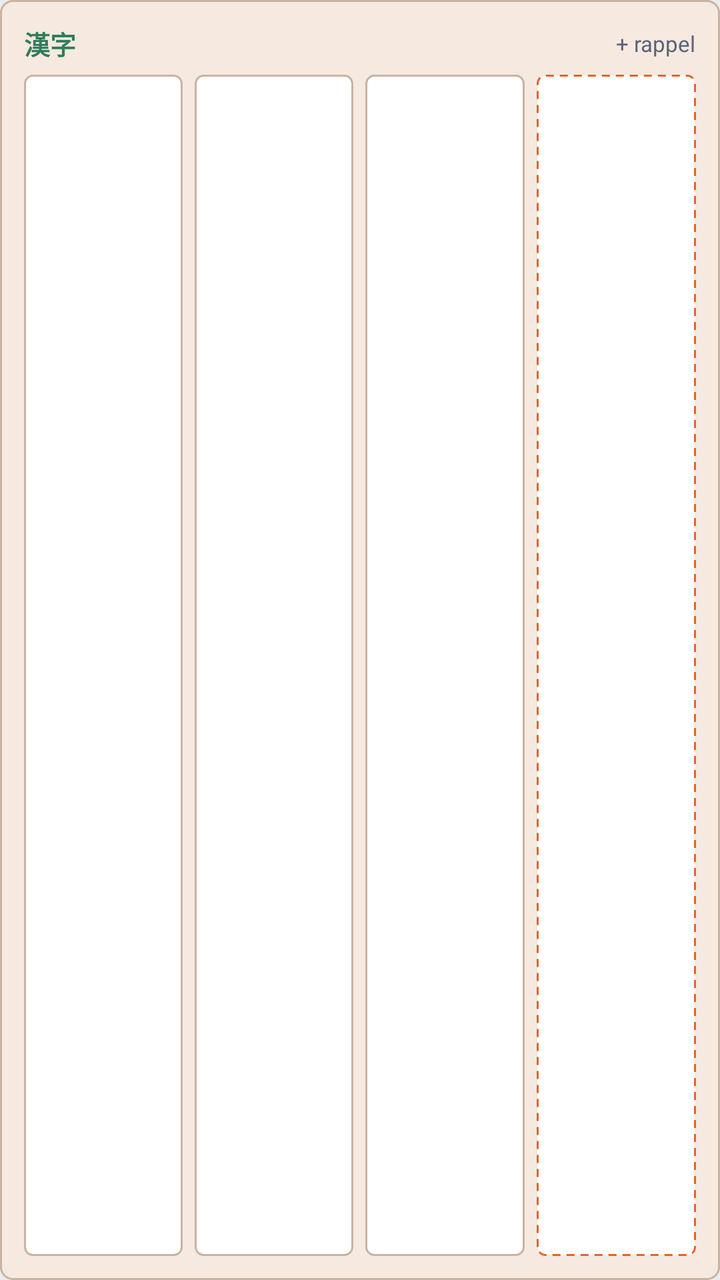
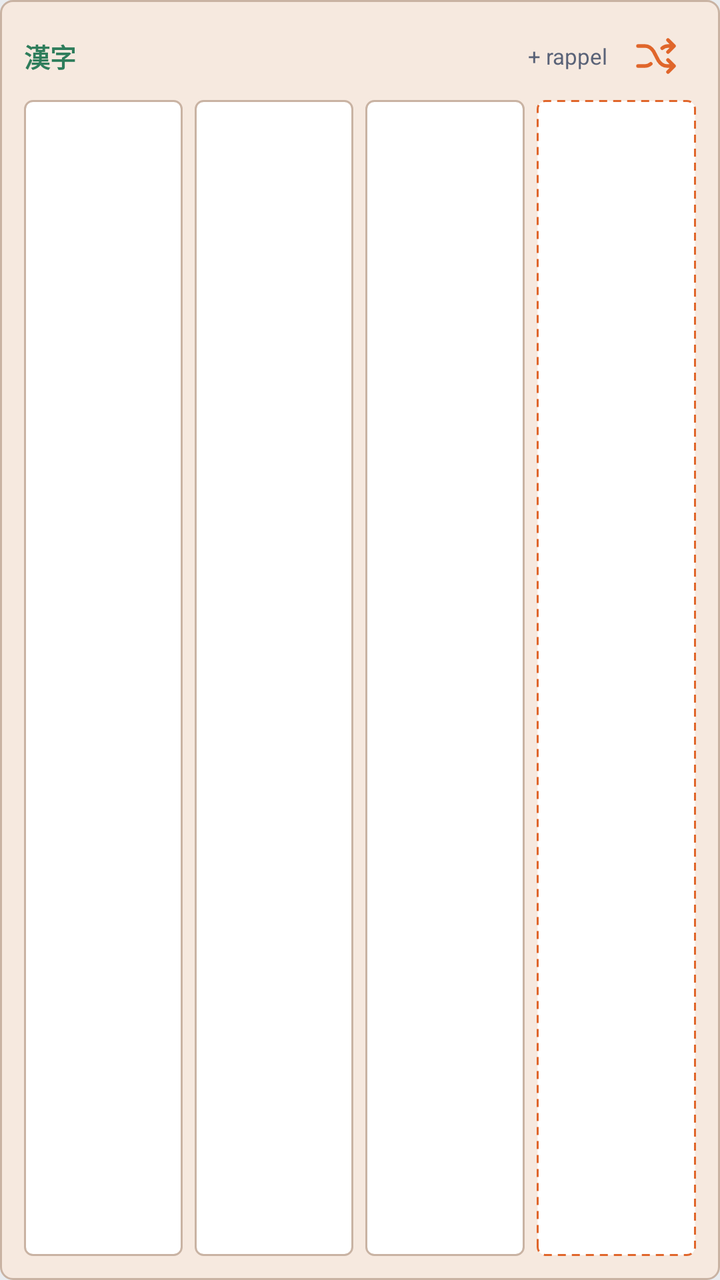

An Android layout rendered at two revisions. The XML below is the earlier revision; the diff shows what the commit changed to produce the second picture.
<!-- AndroidManifest.xml: application theme Theme.Nihongo -->
<!-- res/layout/widget_kanji.xml -->
<?xml version="1.0" encoding="utf-8"?>
<LinearLayout xmlns:android="http://schemas.android.com/apk/res/android"
    android:id="@+id/racine"
    android:layout_width="match_parent"
    android:layout_height="match_parent"
    android:background="@drawable/widget_fond"
    android:orientation="vertical"
    android:padding="12dp">
    <LinearLayout android:layout_width="match_parent" android:layout_height="wrap_content" android:orientation="horizontal"
        android:layout_marginBottom="6dp" android:gravity="center_vertical">
        <TextView android:layout_width="wrap_content" android:layout_height="wrap_content" android:text="漢字"
            android:textColor="@color/kanji" android:textSize="13sp" android:textStyle="bold" />
        <TextView android:id="@+id/date" android:layout_width="0dp" android:layout_weight="1" android:layout_height="wrap_content"
            android:layout_marginStart="8dp" android:textColor="@color/muted" android:textSize="12sp" />
        <TextView android:id="@+id/etiquette_rappel" android:layout_width="wrap_content" android:layout_height="wrap_content"
            android:text="+ rappel" android:textColor="@color/muted" android:textSize="11sp" />
    </LinearLayout>
    <TextView android:id="@+id/vide" android:layout_width="match_parent" android:layout_height="match_parent"
        android:gravity="center" android:text="@string/widget_vide" android:textColor="@color/muted"
        android:textSize="13sp" android:visibility="gone" />
    <LinearLayout
        android:id="@+id/cases"
        android:layout_width="match_parent"
        android:layout_height="match_parent"
        android:orientation="horizontal"
        android:baselineAligned="false">
        <LinearLayout
            android:id="@+id/case0"
            android:layout_width="0dp"
            android:layout_height="match_parent"
            android:layout_weight="1"
            android:layout_marginEnd="6dp"
            android:background="@drawable/case_fond"
            android:gravity="center"
            android:orientation="vertical"
            android:padding="4dp">
            <TextView android:id="@+id/k0" android:layout_width="wrap_content" android:layout_height="wrap_content"
                android:textColor="@color/kanji" android:textSize="32sp" android:includeFontPadding="false" />
            <TextView android:id="@+id/lect0" android:layout_width="match_parent" android:layout_height="wrap_content"
                android:gravity="center" android:maxLines="2" android:ellipsize="end"
                android:textColor="@color/muted" android:textSize="11sp" />
            <TextView android:id="@+id/sens0" android:layout_width="match_parent" android:layout_height="wrap_content"
                android:gravity="center" android:maxLines="2" android:ellipsize="end"
                android:textColor="@color/texte" android:textSize="11sp" />
        </LinearLayout>
        <LinearLayout
            android:id="@+id/case1"
            android:layout_width="0dp"
            android:layout_height="match_parent"
            android:layout_weight="1"
            android:layout_marginEnd="6dp"
            android:background="@drawable/case_fond"
            android:gravity="center"
            android:orientation="vertical"
            android:padding="4dp">
            <TextView android:id="@+id/k1" android:layout_width="wrap_content" android:layout_height="wrap_content"
                android:textColor="@color/kanji" android:textSize="32sp" android:includeFontPadding="false" />
            <TextView android:id="@+id/lect1" android:layout_width="match_parent" android:layout_height="wrap_content"
                android:gravity="center" android:maxLines="2" android:ellipsize="end"
                android:textColor="@color/muted" android:textSize="11sp" />
            <TextView android:id="@+id/sens1" android:layout_width="match_parent" android:layout_height="wrap_content"
                android:gravity="center" android:maxLines="2" android:ellipsize="end"
                android:textColor="@color/texte" android:textSize="11sp" />
        </LinearLayout>
        <LinearLayout
            android:id="@+id/case2"
            android:layout_width="0dp"
            android:layout_height="match_parent"
            android:layout_weight="1"
            android:layout_marginEnd="6dp"
            android:background="@drawable/case_fond"
            android:gravity="center"
            android:orientation="vertical"
            android:padding="4dp">
            <TextView android:id="@+id/k2" android:layout_width="wrap_content" android:layout_height="wrap_content"
                android:textColor="@color/kanji" android:textSize="32sp" android:includeFontPadding="false" />
            <TextView android:id="@+id/lect2" android:layout_width="match_parent" android:layout_height="wrap_content"
                android:gravity="center" android:maxLines="2" android:ellipsize="end"
                android:textColor="@color/muted" android:textSize="11sp" />
            <TextView android:id="@+id/sens2" android:layout_width="match_parent" android:layout_height="wrap_content"
                android:gravity="center" android:maxLines="2" android:ellipsize="end"
                android:textColor="@color/texte" android:textSize="11sp" />
        </LinearLayout>
        <LinearLayout
            android:id="@+id/case3"
            android:layout_width="0dp"
            android:layout_height="match_parent"
            android:layout_weight="1"
            android:background="@drawable/case_rappel"
            android:gravity="center"
            android:orientation="vertical"
            android:padding="4dp">
            <TextView android:id="@+id/k3" android:layout_width="wrap_content" android:layout_height="wrap_content"
                android:textColor="@color/quai" android:textSize="32sp" android:includeFontPadding="false" />
            <TextView android:id="@+id/lect3" android:layout_width="match_parent" android:layout_height="wrap_content"
                android:gravity="center" android:maxLines="2" android:ellipsize="end"
                android:textColor="@color/muted" android:textSize="11sp" />
            <TextView android:id="@+id/sens3" android:layout_width="match_parent" android:layout_height="wrap_content"
                android:gravity="center" android:maxLines="2" android:ellipsize="end"
                android:textColor="@color/texte" android:textSize="11sp" />
        </LinearLayout>
    </LinearLayout>
</LinearLayout>
<!-- resources referenced by this layout -->
<resources>
  <color name="kanji">#2E7D5B</color>
  <color name="muted">#5A6378</color>
  <color name="quai">#E0662B</color>
  <color name="texte">#1D2A44</color>
  <!-- drawable case_fond (drawable) -->
  <shape xmlns:android="http://schemas.android.com/apk/res/android" android:shape="rectangle">
      <solid android:color="@color/case_fond" />
      <stroke android:width="1dp" android:color="@color/cadre" />
      <corners android:radius="4dp" />
  </shape>
  <!-- drawable case_rappel (drawable) -->
  <shape xmlns:android="http://schemas.android.com/apk/res/android" android:shape="rectangle">
      <solid android:color="@color/case_fond" />
      <stroke android:width="1dp" android:color="@color/quai" android:dashWidth="4dp" android:dashGap="3dp" />
      <corners android:radius="4dp" />
  </shape>
  <!-- drawable widget_fond (drawable) -->
  <shape xmlns:android="http://schemas.android.com/apk/res/android" android:shape="rectangle">
      <solid android:color="@color/widget_fond" />
      <stroke android:width="1dp" android:color="@color/cadre" />
      <corners android:radius="6dp" />
  </shape>
  <string name="widget_vide">Ouvre l’appli une fois pour préparer tes kanji.</string>
  <style name="Theme.Nihongo" parent="android:Theme.Material.Light.NoActionBar">
          <item name="android:windowBackground">@color/fond</item>
          <item name="android:statusBarColor">@color/fond</item>
          <item name="android:navigationBarColor">@color/fond</item>
          <item name="android:windowLightStatusBar">true</item>
      </style>
  <color name="case_fond">#FFFFFF</color>
  <color name="cadre">#C9B3A3</color>
  <color name="widget_fond">#F6E9DF</color>
  <color name="fond">#E9ECEF</color>
</resources>

<!-- the commit's change to res/layout/widget_kanji.xml (unified diff, before → after) -->
@@ -8,12 +8,14 @@
     android:padding="12dp">
     <LinearLayout android:layout_width="match_parent" android:layout_height="wrap_content" android:orientation="horizontal"
         android:layout_marginBottom="6dp" android:gravity="center_vertical">
-        <TextView android:layout_width="wrap_content" android:layout_height="wrap_content" android:text="漢字"
+        <TextView android:layout_width="wrap_content" android:layout_height="wrap_content" android:text="@string/titre_kanji"
             android:textColor="@color/kanji" android:textSize="13sp" android:textStyle="bold" />
         <TextView android:id="@+id/date" android:layout_width="0dp" android:layout_weight="1" android:layout_height="wrap_content"
             android:layout_marginStart="8dp" android:textColor="@color/muted" android:textSize="12sp" />
         <TextView android:id="@+id/etiquette_rappel" android:layout_width="wrap_content" android:layout_height="wrap_content"
-            android:text="+ rappel" android:textColor="@color/muted" android:textSize="11sp" />
+            android:text="@string/plus_rappel" android:textColor="@color/muted" android:textSize="11sp" />
+        <ImageView android:id="@+id/melanger" android:layout_width="40dp" android:layout_height="32dp" android:layout_marginStart="4dp"
+            android:paddingStart="8dp" android:paddingEnd="8dp" android:src="@drawable/ic_melanger" android:contentDescription="@string/melanger" />
     </LinearLayout>
     <TextView android:id="@+id/vide" android:layout_width="match_parent" android:layout_height="match_parent"
         android:gravity="center" android:text="@string/widget_vide" android:textColor="@color/muted"
<!-- resource entries referenced after the edit -->
@@ -16,12 +16,20 @@
       <stroke android:width="1dp" android:color="@color/quai" android:dashWidth="4dp" android:dashGap="3dp" />
       <corners android:radius="4dp" />
   </shape>
+  <!-- drawable ic_melanger (drawable) -->
+  <vector xmlns:android="http://schemas.android.com/apk/res/android" android:width="24dp" android:height="24dp" android:viewportWidth="24" android:viewportHeight="24">
+      <path android:strokeColor="@color/quai" android:strokeWidth="1.8" android:strokeLineCap="round" android:strokeLineJoin="round" android:fillColor="#00000000"
+          android:pathData="M3,7h3.5c2,0 3.2,1 4.3,2.7l2.4,4.6c1.1,1.7 2.3,2.7 4.3,2.7H21M3,17h3.5c1.2,0 2.1,-0.4 2.9,-1.1M15.1,8.1c0.8,-0.7 1.7,-1.1 2.9,-1.1H21M18,4l3,3 -3,3M18,14l3,3 -3,3" />
+  </vector>
   <!-- drawable widget_fond (drawable) -->
   <shape xmlns:android="http://schemas.android.com/apk/res/android" android:shape="rectangle">
       <solid android:color="@color/widget_fond" />
       <stroke android:width="1dp" android:color="@color/cadre" />
       <corners android:radius="6dp" />
   </shape>
+  <string name="melanger">Mélanger les kanji</string>
+  <string name="plus_rappel">+ rappel</string>
+  <string name="titre_kanji">漢字</string>
   <string name="widget_vide">Ouvre l’appli une fois pour préparer tes kanji.</string>
   <style name="Theme.Nihongo" parent="android:Theme.Material.Light.NoActionBar">
           <item name="android:windowBackground">@color/fond</item>
